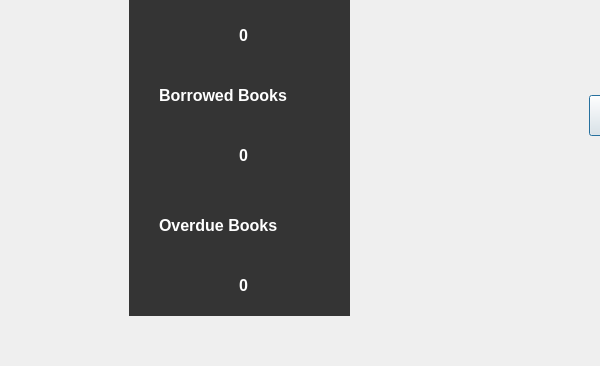
First picture: the form in member_interface_page.ui, repository kareemelramly/Library-Management-System, before the edit; both pictures show x 0 to 600 and y 215 to 581 of the 814 by 581 pixel window.
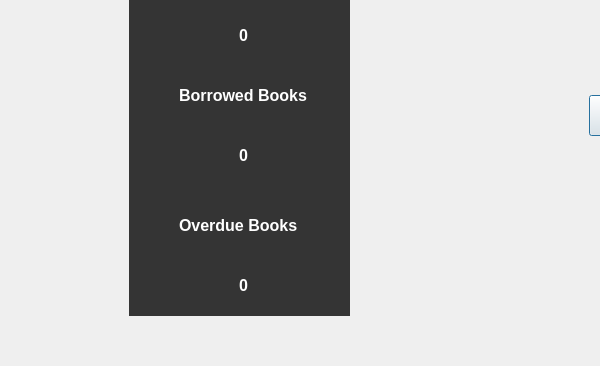
Second picture: the form after the edit. Icons and pictures are not drawn.

The edit to the form file:
```diff
--- a/member_interface_page.ui
+++ b/member_interface_page.ui
@@ -120,7 +120,7 @@
    <widget class="QLabel" name="label_3">
     <property name="geometry">
      <rect>
-      <x>160</x>
+      <x>180</x>
       <y>370</y>
       <width>341</width>
       <height>61</height>
@@ -231,7 +231,7 @@
    <widget class="QLabel" name="label_5">
     <property name="geometry">
      <rect>
-      <x>160</x>
+      <x>180</x>
       <y>240</y>
       <width>341</width>
       <height>61</height>
```
Left out of the diff: 8 changed lines with no effect on the pictures.
